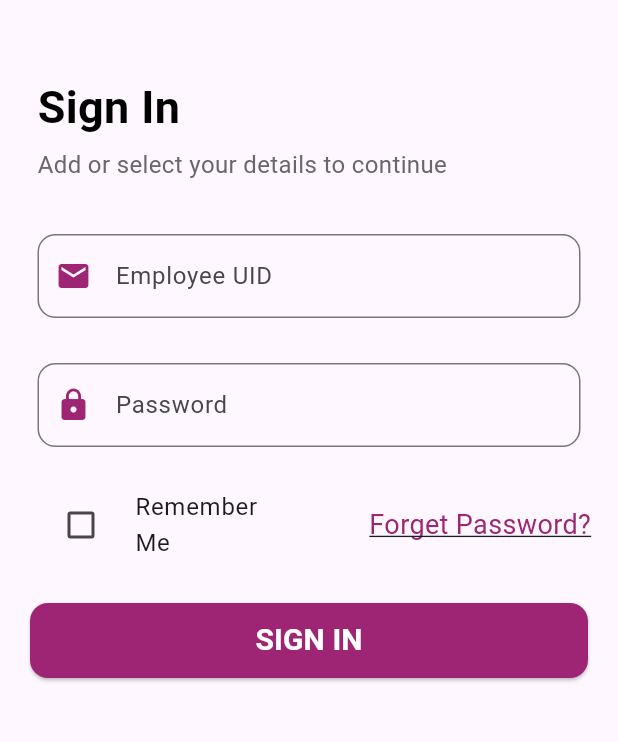
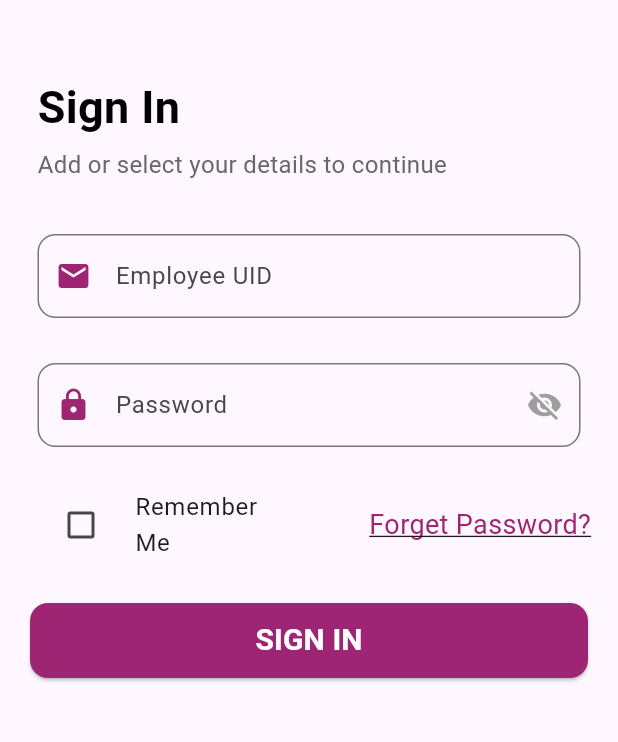
Before and after one commit to telphatech/TS_System_App, a Flutter app: the screen it shows after launch, on a phone screen of 412 x 824 dp, the part 204-946 px from its top. Run offline on Flutter 3.47's test engine with Material 3 defaults, Android fonts, the phone set to English and light mode, and no system bars.

Commit message:
TM System

```diff
--- a/lib/modules/login/sign_in/presentation/views/sign_in_mobile_view.dart
+++ b/lib/modules/login/sign_in/presentation/views/sign_in_mobile_view.dart
@@ -12,6 +12,7 @@ class _SignInMobileViewState extends State<SignInMobileView> {
   TextEditingController uidController = TextEditingController();
   TextEditingController passwordController = TextEditingController();
   bool rememberMe = false;
+  bool _obscureText = true;
 
   @override
   Widget build(BuildContext context) {
@@ -101,7 +102,7 @@ class _SignInMobileViewState extends State<SignInMobileView> {
                     padding: const EdgeInsets.symmetric(horizontal: 25.0),
                     child: TextFormField(
                       controller: passwordController,
-                      obscureText: true,
+                      obscureText: _obscureText,
                       decoration: InputDecoration(
                         border: OutlineInputBorder(
                           borderRadius: BorderRadius.circular(12.0),
@@ -115,6 +116,19 @@ class _SignInMobileViewState extends State<SignInMobileView> {
                         prefixIcon: const Icon(
                           Icons.lock,
                           color: Color.fromARGB(255, 157, 37, 116),
+                        ),
+                        suffixIcon: IconButton(
+                          icon: Icon(
+                            _obscureText
+                                ? Icons.visibility_off
+                                : Icons.visibility,
+                            color: Colors.grey,
+                          ),
+                          onPressed: () {
+                            setState(() {
+                              _obscureText = !_obscureText;
+                            });
+                          },
                         ),
                       ),
                       validator: (value) {
```
